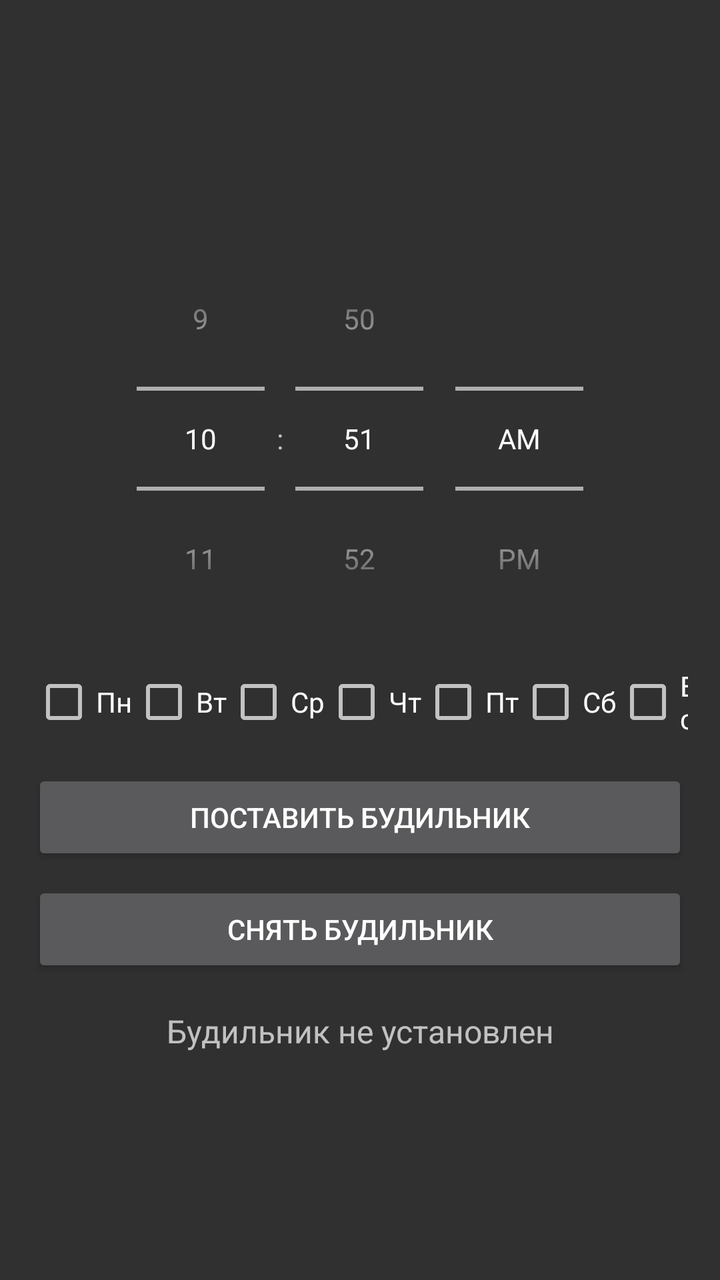
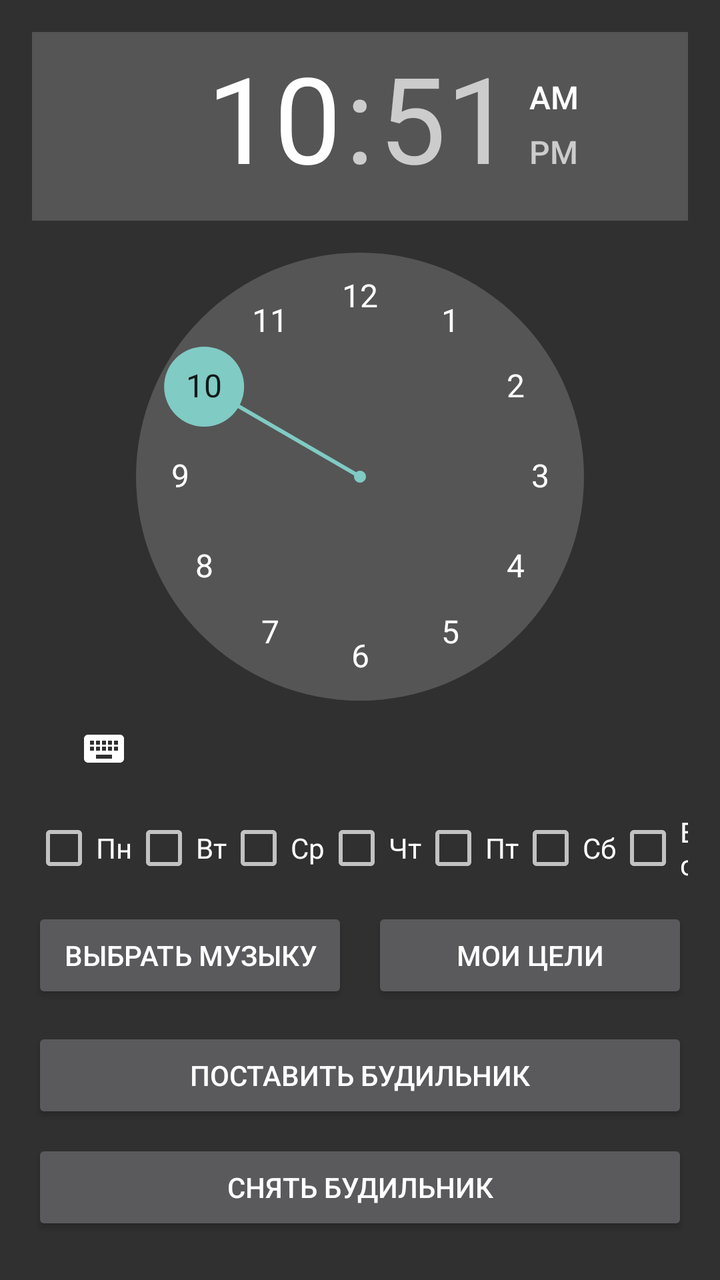

Screens rendered from an Android XML layout before and after an edit, with the pre-edit source and the edit as a unified diff.
<!-- AndroidManifest.xml: application theme Theme.AppCompat.NoActionBar -->
<!-- res/layout/activity_main.xml -->
<?xml version="1.0" encoding="utf-8"?>
<LinearLayout xmlns:android="http://schemas.android.com/apk/res/android"
    android:layout_width="match_parent"
    android:layout_height="match_parent"
    android:orientation="vertical"
    android:gravity="center"
    android:padding="16dp">

    <TimePicker
        android:id="@+id/timePicker"
        android:layout_width="wrap_content"
        android:layout_height="wrap_content"
        android:timePickerMode="spinner" />

    <LinearLayout
        android:layout_width="match_parent"
        android:layout_height="wrap_content"
        android:orientation="horizontal"
        android:gravity="center"
        android:layout_marginTop="8dp">

        <CheckBox android:id="@+id/cbMon" android:layout_width="wrap_content" android:layout_height="wrap_content" android:text="Пн" />
        <CheckBox android:id="@+id/cbTue" android:layout_width="wrap_content" android:layout_height="wrap_content" android:text="Вт" />
        <CheckBox android:id="@+id/cbWed" android:layout_width="wrap_content" android:layout_height="wrap_content" android:text="Ср" />
        <CheckBox android:id="@+id/cbThu" android:layout_width="wrap_content" android:layout_height="wrap_content" android:text="Чт" />
        <CheckBox android:id="@+id/cbFri" android:layout_width="wrap_content" android:layout_height="wrap_content" android:text="Пт" />
        <CheckBox android:id="@+id/cbSat" android:layout_width="wrap_content" android:layout_height="wrap_content" android:text="Сб" />
        <CheckBox android:id="@+id/cbSun" android:layout_width="wrap_content" android:layout_height="wrap_content" android:text="Вс" />
    </LinearLayout>

    <Button
        android:id="@+id/btnSet"
        android:layout_width="match_parent"
        android:layout_height="wrap_content"
        android:layout_marginTop="16dp"
        android:text="Поставить будильник" />

    <Button
        android:id="@+id/btnCancel"
        android:layout_width="match_parent"
        android:layout_height="wrap_content"
        android:layout_marginTop="8dp"
        android:text="Снять будильник" />

    <TextView
        android:id="@+id/info"
        android:layout_width="match_parent"
        android:layout_height="wrap_content"
        android:layout_marginTop="16dp"
        android:gravity="center"
        android:text="Будильник не установлен"
        android:textSize="16sp" />
</LinearLayout>
<!-- resources referenced by this layout -->
<resources>

</resources>

<!-- the commit's change to res/layout/activity_main.xml (unified diff, before → after) -->
@@ -9,8 +9,7 @@
     <TimePicker
         android:id="@+id/timePicker"
         android:layout_width="wrap_content"
-        android:layout_height="wrap_content"
-        android:timePickerMode="spinner" />
+        android:layout_height="wrap_content" />
 
     <LinearLayout
         android:layout_width="match_parent"
@@ -28,11 +27,34 @@
         <CheckBox android:id="@+id/cbSun" android:layout_width="wrap_content" android:layout_height="wrap_content" android:text="Вс" />
     </LinearLayout>
 
+    <LinearLayout
+        android:layout_width="match_parent"
+        android:layout_height="wrap_content"
+        android:orientation="horizontal"
+        android:layout_marginTop="12dp">
+
+        <Button
+            android:id="@+id/btnPickMusic"
+            android:layout_width="0dp"
+            android:layout_height="wrap_content"
+            android:layout_weight="1"
+            android:layout_marginEnd="6dp"
+            android:text="Выбрать музыку" />
+
+        <Button
+            android:id="@+id/btnGoals"
+            android:layout_width="0dp"
+            android:layout_height="wrap_content"
+            android:layout_weight="1"
+            android:layout_marginStart="6dp"
+            android:text="Мои цели" />
+    </LinearLayout>
+
     <Button
         android:id="@+id/btnSet"
         android:layout_width="match_parent"
         android:layout_height="wrap_content"
-        android:layout_marginTop="16dp"
+        android:layout_marginTop="12dp"
         android:text="Поставить будильник" />
 
     <Button
@@ -46,8 +68,8 @@
         android:id="@+id/info"
         android:layout_width="match_parent"
         android:layout_height="wrap_content"
-        android:layout_marginTop="16dp"
+        android:layout_marginTop="12dp"
         android:gravity="center"
         android:text="Будильник не установлен"
-        android:textSize="16sp" />
+        android:textSize="15sp" />
 </LinearLayout>
